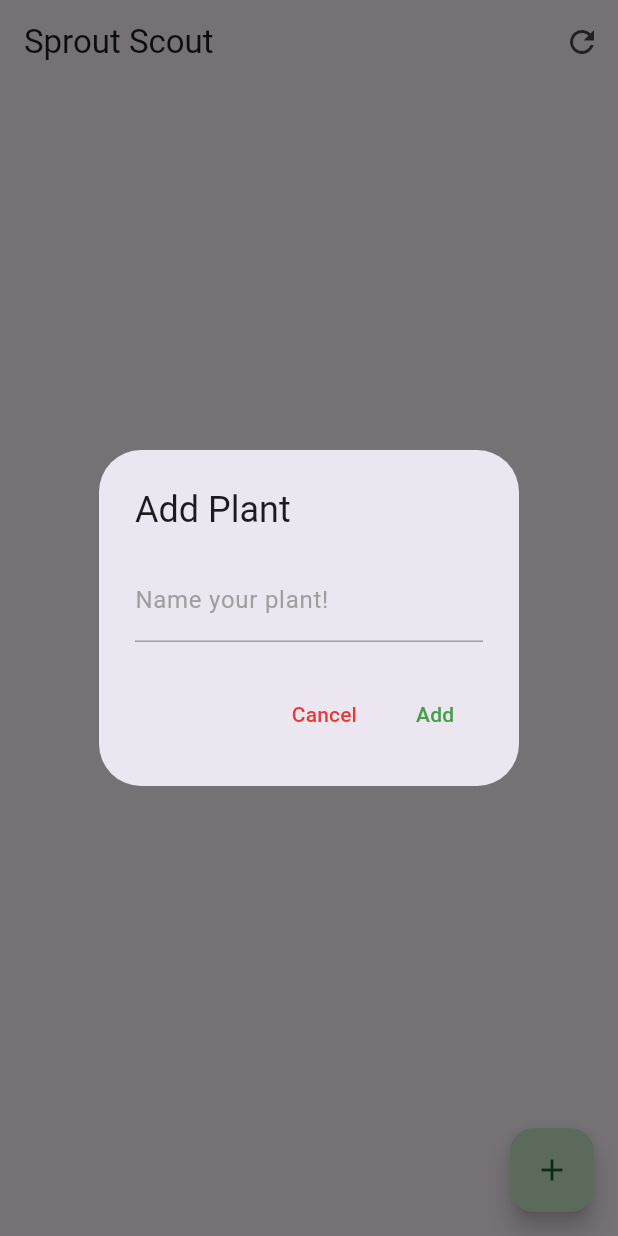
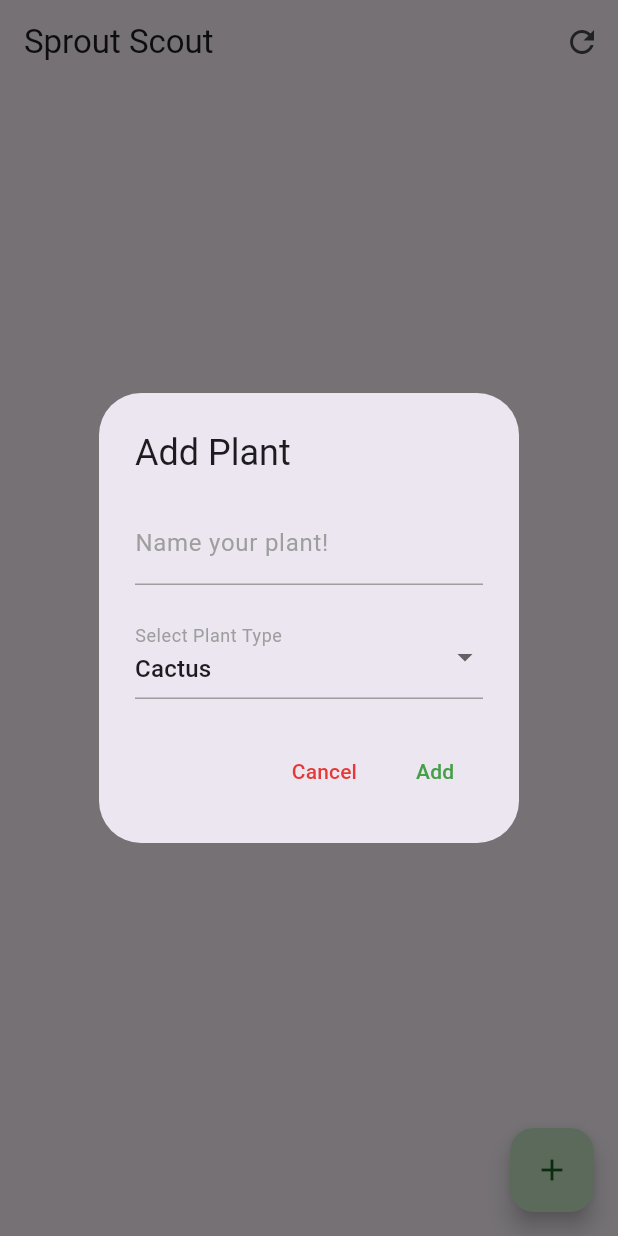
Before and after one commit to sprout-scout-th24/SproutScout, a Flutter app: the screen it shows after launch, after a tap on the "add" icon, on a phone screen of 412 x 824 dp. Run offline on Flutter 3.47's test engine with Material 3 defaults, Android fonts, the light colour scheme and no system bars; our stand-ins replace hive, hive_flutter; accounts and stored records are empty; network calls fail.

Commit message:
Add Plant Type Choice

```diff
--- a/sproutscout/lib/helpers/boxes.dart
+++ b/sproutscout/lib/helpers/boxes.dart
@@ -1,9 +1,11 @@
 // Hive Data Base
 import 'package:hive/hive.dart';
 import 'package:hive_flutter/hive_flutter.dart';
+import 'package:sproutscout/models/plant_type.dart';
 // Model types
 import '../models/plant.dart';
 
 class Boxes {
   static Box<Plant> getPlants() => Hive.box<Plant>('plants');
+  static Box<PlantType> getPlantTypes() => Hive.box<PlantType>('plant_types');
 }
--- a/sproutscout/lib/main.dart
+++ b/sproutscout/lib/main.dart
@@ -1,6 +1,5 @@
 import 'package:flutter/material.dart';
 import 'package:hive_flutter/hive_flutter.dart';
-import 'package:sproutscout/helpers/boxes.dart';
 import 'package:sproutscout/pages/home.dart';
 
 import 'models/plant.dart';
@@ -11,8 +10,15 @@ void main() async {
   await Hive.initFlutter();
   Hive.registerAdapter(PlantAdapter());
   Hive.registerAdapter(PlantTypeAdapter());
-  var plantBox = await Hive.openBox<Plant>('plants');
-  await plantBox.clear(); // Clear the box to reset any mismatched data
+  await Hive.openBox<Plant>('plants');
+  var plantTypesBox = await Hive.openBox<PlantType>('plant_types');
+
+  if (plantTypesBox.isEmpty) {
+    await plantTypesBox.add(PlantType(name: 'Cactus', wateringFrequencySeconds: 60 * 60 * 24 * 7));
+    await plantTypesBox.add(PlantType(name: 'Fern', wateringFrequencySeconds: 60 * 60 * 24 * 3));
+    await plantTypesBox.add(PlantType(name: 'Pothos', wateringFrequencySeconds: 60 * 60 * 24 * 5));
+  }
+
   runApp(const MyApp());
 }
 
--- a/sproutscout/lib/pages/home.dart
+++ b/sproutscout/lib/pages/home.dart
@@ -2,6 +2,7 @@ import 'package:flutter/material.dart';
 import 'package:hive_flutter/hive_flutter.dart';
 import 'dart:convert';
 import 'package:http/http.dart' as http;
+import 'package:sproutscout/helpers/boxes.dart';
 import 'package:sproutscout/models/plant.dart';
 import 'package:sproutscout/pages/plant_details.dart';
 
@@ -115,12 +116,12 @@ class HomePageState extends State<HomePage> {
     );
   }
 
-  Future<void> _addPlant(String name) async {
+  Future<void> _addPlant(String name, int selectedPlantTypeIndex) async {
     final newPlant = Plant(
       name: name,
       lastWetTime: DateTime.now(),
       isMoistureHigh: false,
-      plantTypeIndex: 0,
+      plantTypeIndex: selectedPlantTypeIndex,
     );
     await plantBox.add(newPlant);
     setState(() {}); // Refreshes the UI to display the new plant
@@ -129,12 +130,21 @@ class HomePageState extends State<HomePage> {
   void _showAddPlantDialog() {
     final plantNameController = TextEditingController();
 
+    // Retrieve plant types from the box
+    final List<String> plantTypes = Boxes.getPlantTypes().values
+        .map((plantType) => plantType.name)
+        .toList();
+    int selectedPlantTypeIndex = 0; // Default to the first type
+
     showDialog(
       context: context,
       builder: (context) {
         return AlertDialog(
           title: const Text('Add Plant'),
-          content: TextField(
+          content: Column(
+            mainAxisSize: MainAxisSize.min,
+            children: [
+              TextField(
                 controller: plantNameController,
                 decoration: const InputDecoration(
                   labelText: 'Name your plant!',
@@ -148,6 +158,32 @@ class HomePageState extends State<HomePage> {
                   floatingLabelStyle: TextStyle(color: Colors.green),
                 ),
                 style: const TextStyle(color: Colors.black),
+              ),
+              const SizedBox(height: 20),
+              DropdownButtonFormField<int>(
+                value: selectedPlantTypeIndex,
+                items: List<DropdownMenuItem<int>>.generate(
+                  plantTypes.length,
+                  (index) => DropdownMenuItem<int>(
+                    value: index,
+                    child: Text(plantTypes[index]),
+                  ),
+                ),
+                onChanged: (newIndex) {
+                  selectedPlantTypeIndex = newIndex!;
+                },
+                decoration: const InputDecoration(
+                  labelText: 'Select Plant Type',
+                  labelStyle: TextStyle(color: Colors.grey),
+                  enabledBorder: UnderlineInputBorder(
+                    borderSide: BorderSide(color: Colors.grey),
+                  ),
+                  focusedBorder: UnderlineInputBorder(
+                    borderSide: BorderSide(color: Colors.green),
+                  ),
+                ),
+              ),
+            ],
           ),
           actions: [
             TextButton(
@@ -166,7 +202,8 @@ class HomePageState extends State<HomePage> {
               onPressed: () {
                 final plantName = plantNameController.text;
                 if (plantName.isNotEmpty) {
-                  _addPlant(plantName); // Add plant to box
+                  _addPlant(
+                      plantName, selectedPlantTypeIndex); // Pass name and index
                   Navigator.of(context).pop(); // Close the dialog
                 }
               },
```
Lines whose indentation alone changed are shown as unchanged.
